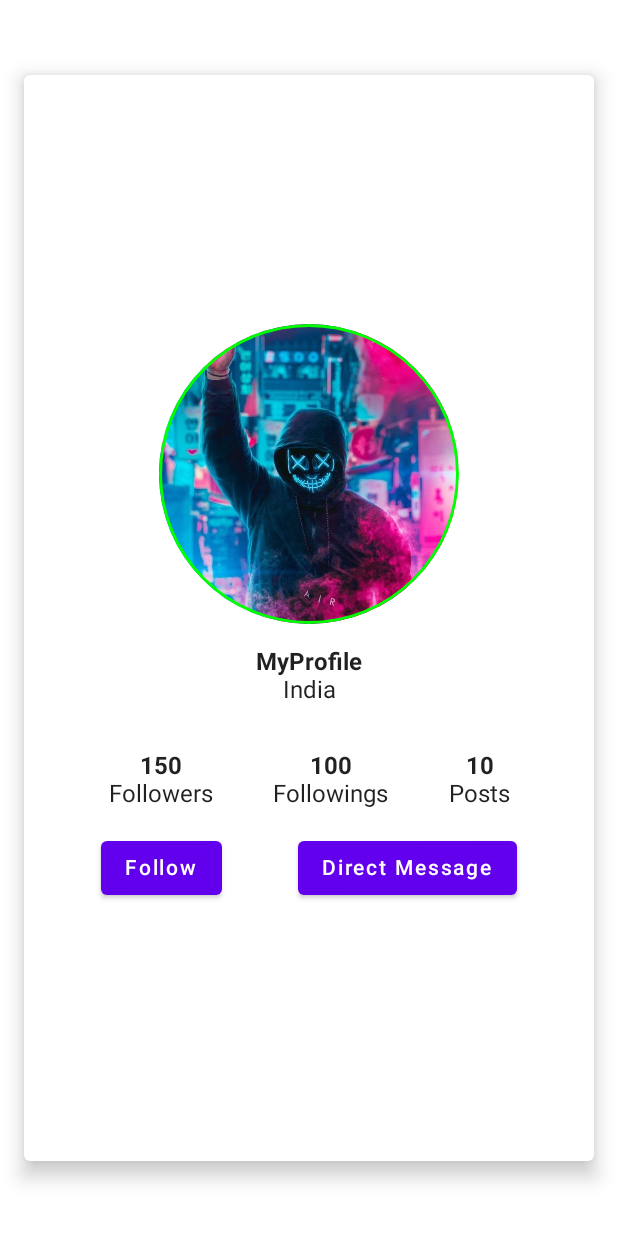
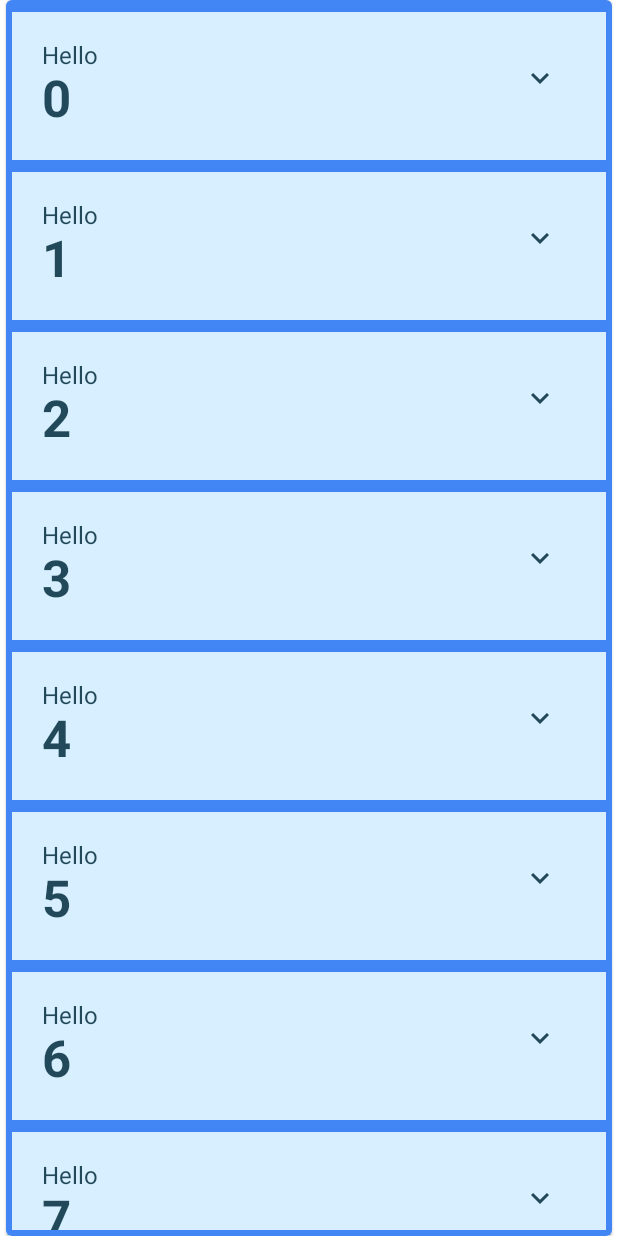
Before and after one commit to paulpriyam/MyProfileJetackCompose, an Android app built with Jetpack Compose: the screen it shows after launch (MainActivity), on a phone screen of 412 x 824 dp. Run offline under Robolectric (Android 15) with nearby library versions, the phone set to English and light mode, and no system bars.

Commit message:
added lazy column , theme and animation

```diff
--- a/app/build.gradle
+++ b/app/build.gradle
@@ -54,6 +54,7 @@ dependencies {
     implementation "androidx.compose.ui:ui-tooling-preview:$compose_version"
     implementation 'androidx.lifecycle:lifecycle-runtime-ktx:2.3.1'
     implementation 'androidx.activity:activity-compose:1.3.1'
+    implementation "androidx.compose.material:material-icons-extended:$compose_version"
     testImplementation 'junit:junit:4.13.2'
     androidTestImplementation 'androidx.test.ext:junit:1.1.3'
     androidTestImplementation 'androidx.test.espresso:espresso-core:3.4.0'
--- /dev/null
+++ b/app/src/main/java/com/example/myprofilejetpackcompose/Demo1.kt
@@ -0,0 +1,157 @@
+package com.example.myprofilejetpackcompose
+
+import android.content.res.Configuration.UI_MODE_NIGHT_MASK
+import android.content.res.Configuration.UI_MODE_NIGHT_YES
+import androidx.compose.animation.animateContentSize
+import androidx.compose.animation.core.Spring
+import androidx.compose.animation.core.animateDpAsState
+import androidx.compose.animation.core.spring
+import androidx.compose.foundation.layout.*
+import androidx.compose.foundation.lazy.LazyColumn
+import androidx.compose.foundation.lazy.items
+import androidx.compose.material.*
+import androidx.compose.material.icons.Icons
+import androidx.compose.material.icons.filled.Expand
+import androidx.compose.material.icons.filled.ExpandLess
+import androidx.compose.material.icons.filled.ExpandMore
+import androidx.compose.runtime.*
+import androidx.compose.runtime.saveable.rememberSaveable
+import androidx.compose.ui.Alignment
+import androidx.compose.ui.Modifier
+import androidx.compose.ui.res.stringResource
+import androidx.compose.ui.text.font.FontWeight
+import androidx.compose.ui.tooling.preview.Preview
+import androidx.compose.ui.unit.coerceAtLeast
+import androidx.compose.ui.unit.dp
+import com.example.myprofilejetpackcompose.ui.theme.MyProfileJetpackComposeTheme
+
+@Composable
+fun Demo1() {
+    MyProfileJetpackComposeTheme {
+        // A surface container using the 'background' color from the theme
+        Surface(
+            modifier = Modifier.fillMaxSize(),
+            color = MaterialTheme.colors.background
+        ) {
+            Card(
+                modifier = Modifier
+                    .fillMaxSize()
+                    .padding(horizontal = 4.dp)
+            ) {
+//        var shouldShowOnBoarding by remember { mutableStateOf(true) }
+                /**
+                 * This will survive configuration changes.
+                 */
+                var shouldShowOnBoarding by rememberSaveable { mutableStateOf(false) }
+                if (shouldShowOnBoarding)
+                    onBoardingScreen(onContinueClick = { shouldShowOnBoarding = false })
+                else
+                    MyList()
+            }
+        }
+    }
+
+
+}
+
+@Composable
+fun MyList(nameList: List<String> = List(1000) { "$it" }) {
+//    Column(modifier = Modifier.padding(vertical = 4.dp)) {
+//        for (name in nameList)
+//            eachItem(name = name)
+//    }
+    /**
+     * This is similar to recycler view
+     */
+    LazyColumn(modifier = Modifier.padding(vertical = 4.dp)) {
+        items(items = nameList) { name ->
+            eachItem(name = name)
+        }
+    }
+}
+
+@Composable
+fun eachItem(name: String) {
+    Surface(
+        modifier = Modifier.padding(4.dp),
+        color = MaterialTheme.colors.primary
+    ) {
+        var expanded by remember { mutableStateOf(false) }
+//        val extraPadding by animateDpAsState(
+//            if (expanded) 48.dp else 0.dp,
+//            animationSpec = spring(
+//                dampingRatio = Spring.DampingRatioMediumBouncy,
+//                stiffness = Spring.StiffnessLow
+//            )
+//        )
+        Row(modifier = Modifier.padding(20.dp)) {
+            Column(
+                modifier = Modifier
+                    .weight(1f)
+                    .animateContentSize(
+                        animationSpec = spring(
+                            dampingRatio = Spring.DampingRatioMediumBouncy,
+                            stiffness = Spring.StiffnessLow
+                        )
+                    )
+            ) {
+                Text(text = "Hello")
+                Text(
+                    text = name,
+                    style = MaterialTheme.typography.h4.copy(
+                        fontWeight = FontWeight.Bold
+                    )
+                )
+                if (expanded) {
+                    Text(
+                        text = ("Composem ipsum color sit lazy, " +
+                                "padding theme elit, sed do bouncy. ").repeat(4)
+                    )
+                }
+            }
+            IconButton(onClick = {
+                expanded = !expanded
+            }) {
+                Icon(
+                    imageVector = if (expanded) Icons.Filled.ExpandLess else Icons.Filled.ExpandMore,
+                    contentDescription = if (expanded) stringResource(id = R.string.show_less) else stringResource(
+                        id = R.string.show_more
+                    )
+                )
+            }
+        }
+    }
+}
+
+@Composable
+fun onBoardingScreen(onContinueClick: () -> Unit) {
+    Column(
+        modifier = Modifier
+            .fillMaxSize(),
+        horizontalAlignment = Alignment.CenterHorizontally,
+        verticalArrangement = Arrangement.Center
+    ) {
+        Text(text = "Welcome to OnBoarding Screen")
+        Button(onClick = onContinueClick, modifier = Modifier.padding(top = 20.dp)) {
+            Text(text = "Continue")
+        }
+
+    }
+}
+
+@Preview(showBackground = true)
+@Composable
+fun onBoardingScreenPreview() {
+    onBoardingScreen(onContinueClick = {})
+}
+
+@Preview(
+    showBackground = true,
+    uiMode = UI_MODE_NIGHT_YES,
+    name = "DEMO_PREVIEW_DARK"
+)
+@Preview(showBackground = true)
+@Composable
+fun DemoPreview() {
+    Demo1()
+}
--- a/app/src/main/java/com/example/myprofilejetpackcompose/MainActivity.kt
+++ b/app/src/main/java/com/example/myprofilejetpackcompose/MainActivity.kt
@@ -16,15 +16,7 @@ class MainActivity : ComponentActivity() {
     override fun onCreate(savedInstanceState: Bundle?) {
         super.onCreate(savedInstanceState)
         setContent {
-            MyProfileJetpackComposeTheme {
-                // A surface container using the 'background' color from the theme
-                Surface(
-                    modifier = Modifier.fillMaxSize(),
-                    color = MaterialTheme.colors.background
-                ) {
-                    ProfilePageConstraintLayoutWithBox()
-                }
-            }
+           Demo1()
         }
     }
 }
--- a/app/src/main/java/com/example/myprofilejetpackcompose/ui/theme/Color.kt
+++ b/app/src/main/java/com/example/myprofilejetpackcompose/ui/theme/Color.kt
@@ -6,3 +6,7 @@ val Purple200 = Color(0xFFBB86FC)
 val Purple500 = Color(0xFF6200EE)
 val Purple700 = Color(0xFF3700B3)
 val Teal200 = Color(0xFF03DAC5)
+val Navy = Color(0xFF073042)
+val Blue = Color(0xFF4285F4)
+val LightBlue = Color(0xFFD7EFFE)
+val Chartreuse = Color(0xFFEFF7CF)
--- a/app/src/main/java/com/example/myprofilejetpackcompose/ui/theme/Theme.kt
+++ b/app/src/main/java/com/example/myprofilejetpackcompose/ui/theme/Theme.kt
@@ -5,17 +5,20 @@ import androidx.compose.material.MaterialTheme
 import androidx.compose.material.darkColors
 import androidx.compose.material.lightColors
 import androidx.compose.runtime.Composable
+import androidx.compose.ui.graphics.Color
 
 private val DarkColorPalette = darkColors(
-    primary = Purple200,
-    primaryVariant = Purple700,
-    secondary = Teal200
+    surface = Blue,
+    onSurface = Navy,
+    primary = Navy,
+    onPrimary = Chartreuse
 )
 
 private val LightColorPalette = lightColors(
-    primary = Purple500,
-    primaryVariant = Purple700,
-    secondary = Teal200
+    surface = Blue,
+    onSurface = Color.White,
+    primary = LightBlue,
+    onPrimary = Navy
 
     /* Other default colors to override
     background = Color.White,
--- a/app/src/main/res/values/strings.xml
+++ b/app/src/main/res/values/strings.xml
@@ -1,3 +1,5 @@
 <resources>
     <string name="app_name">MyProfileJetpackCompose</string>
+    <string name="show_less">Show less</string>
+    <string name="show_more">Show more</string>
 </resources>
```
